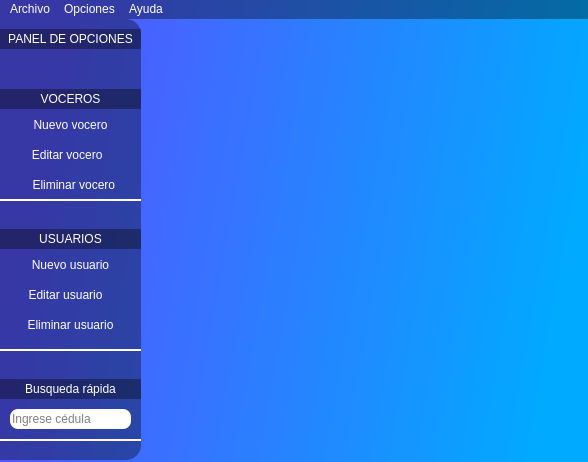
Before: the Qt Designer form VESOR/Ventana_inicial_menus.ui in JoseSierraVzl/Proyecto-VESOR, drawn with Qt 5.
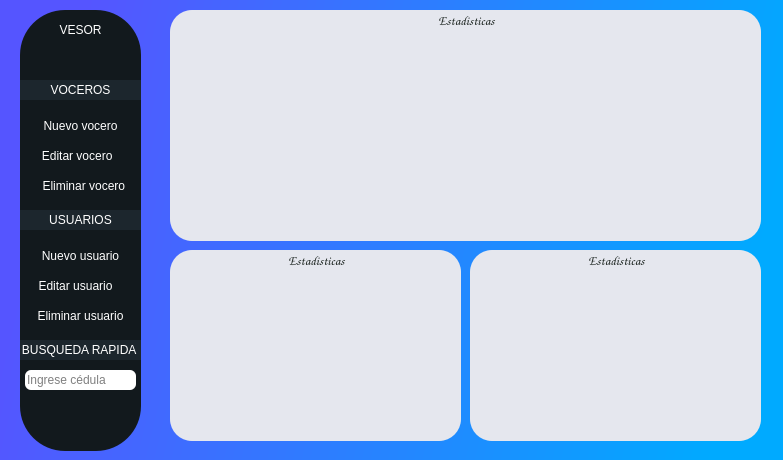
After: the same form once the commit is applied. Icons and pictures are not drawn.

Commit message: Arreglo y creacion de ventanas

The edit to the form file:
```diff
--- a/VESOR/Ventana_inicial_menus.ui
+++ b/VESOR/Ventana_inicial_menus.ui
@@ -6,8 +6,8 @@
    <rect>
     <x>0</x>
     <y>0</y>
-    <width>588</width>
-    <height>462</height>
+    <width>783</width>
+    <height>460</height>
    </rect>
   </property>
   <property name="maximumSize">
@@ -33,16 +33,17 @@
    <widget class="QFrame" name="frame">
     <property name="geometry">
      <rect>
-      <x>-20</x>
-      <y>0</y>
-      <width>161</width>
+      <x>20</x>
+      <y>10</y>
+      <width>121</width>
       <height>441</height>
      </rect>
     </property>
     <property name="styleSheet">
      <string notr="true">QFrame{
-background-color:qlineargradient(spread:pad, x1:0, y1:0, x2:1, y2:1, stop:0.176136 rgba(0, 0, 0, 90));
-border-radius: 15px
+
+background-color:#12191D;
+border-radius: 45px
 }</string>
     </property>
     <property name="frameShape">
@@ -54,9 +55,9 @@
     <widget class="QPushButton" name="buttonNewUser">
      <property name="geometry">
       <rect>
-       <x>20</x>
+       <x>0</x>
        <y>230</y>
-       <width>141</width>
+       <width>121</width>
        <height>31</height>
       </rect>
      </property>
@@ -92,9 +93,9 @@
     <widget class="QPushButton" name="buttonVoceroNew">
      <property name="geometry">
       <rect>
-       <x>20</x>
-       <y>90</y>
-       <width>141</width>
+       <x>0</x>
+       <y>100</y>
+       <width>121</width>
        <height>31</height>
       </rect>
      </property>
@@ -129,14 +130,20 @@
     <widget class="QLabel" name="label">
      <property name="geometry">
       <rect>
-       <x>20</x>
+       <x>0</x>
        <y>70</y>
-       <width>141</width>
+       <width>121</width>
        <height>20</height>
       </rect>
      </property>
      <property name="styleSheet">
-      <string notr="true">color:rgb(255, 255, 255)</string>
+      <string notr="true">QLabel{
+color:rgb(255, 255, 255);
+font: 9pt &quot;Comic Sans MS&quot;;
+
+background-color:#1C262D
+
+}</string>
      </property>
      <property name="text">
       <string>VOCEROS</string>
@@ -148,9 +155,9 @@
     <widget class="QPushButton" name="buttonVoceroEdit">
      <property name="geometry">
       <rect>
-       <x>10</x>
-       <y>120</y>
-       <width>151</width>
+       <x>-10</x>
+       <y>130</y>
+       <width>131</width>
        <height>31</height>
       </rect>
      </property>
@@ -186,9 +193,9 @@
     <widget class="QPushButton" name="buttonVoceroDelete">
      <property name="geometry">
       <rect>
-       <x>20</x>
-       <y>150</y>
-       <width>141</width>
+       <x>0</x>
+       <y>160</y>
+       <width>121</width>
        <height>31</height>
       </rect>
      </property>
@@ -221,33 +228,23 @@
       </size>
      </property>
     </widget>
-    <widget class="Line" name="line_2">
-     <property name="geometry">
-      <rect>
-       <x>20</x>
-       <y>180</y>
-       <width>141</width>
-       <height>2</height>
-      </rect>
-     </property>
-     <property name="styleSheet">
-      <string notr="true">background-color: rgb(255, 255, 255)</string>
-     </property>
-     <property name="orientation">
-      <enum>Qt::Horizontal</enum>
-     </property>
-    </widget>
     <widget class="QLabel" name="label_3">
      <property name="geometry">
       <rect>
-       <x>20</x>
-       <y>210</y>
-       <width>141</width>
+       <x>0</x>
+       <y>200</y>
+       <width>121</width>
        <height>20</height>
       </rect>
      </property>
      <property name="styleSheet">
-      <string notr="true">color:rgb(255, 255, 255)</string>
+      <string notr="true">QLabel{
+color:rgb(255, 255, 255);
+font: 9pt &quot;Comic Sans MS&quot;;
+
+background-color:#1C262D
+
+}</string>
      </property>
      <property name="text">
       <string>USUARIOS</string>
@@ -259,9 +256,9 @@
     <widget class="QPushButton" name="buttonEditUser">
      <property name="geometry">
       <rect>
-       <x>10</x>
+       <x>-10</x>
        <y>260</y>
-       <width>151</width>
+       <width>131</width>
        <height>31</height>
       </rect>
      </property>
@@ -297,9 +294,9 @@
     <widget class="QPushButton" name="buttonDeleteUser">
      <property name="geometry">
       <rect>
-       <x>20</x>
+       <x>0</x>
        <y>290</y>
-       <width>141</width>
+       <width>121</width>
        <height>31</height>
       </rect>
      </property>
@@ -332,36 +329,26 @@
       </size>
      </property>
     </widget>
-    <widget class="Line" name="line_4">
-     <property name="geometry">
-      <rect>
-       <x>20</x>
-       <y>330</y>
-       <width>141</width>
-       <height>2</height>
-      </rect>
-     </property>
-     <property name="styleSheet">
-      <string notr="true">background-color: rgb(255, 255, 255)</string>
-     </property>
-     <property name="orientation">
-      <enum>Qt::Horizontal</enum>
-     </property>
-    </widget>
     <widget class="QLabel" name="label_4">
      <property name="geometry">
       <rect>
-       <x>20</x>
-       <y>360</y>
-       <width>141</width>
+       <x>0</x>
+       <y>330</y>
+       <width>121</width>
        <height>20</height>
       </rect>
      </property>
      <property name="styleSheet">
-      <string notr="true">color:rgb(255, 255, 255)</string>
+      <string notr="true">QLabel{
+color:rgb(255, 255, 255);
+font: 8pt &quot;Comic Sans MS&quot;;
+
+background-color:#1C262D
+
+}</string>
      </property>
      <property name="text">
-      <string>Busqueda rápida</string>
+      <string>BUSQUEDA RAPIDA </string>
      </property>
      <property name="alignment">
       <set>Qt::AlignCenter</set>
@@ -370,130 +357,126 @@
     <widget class="QLineEdit" name="lineEditSearch">
      <property name="geometry">
       <rect>
-       <x>30</x>
-       <y>390</y>
-       <width>121</width>
+       <x>5</x>
+       <y>360</y>
+       <width>111</width>
        <height>20</height>
       </rect>
      </property>
      <property name="styleSheet">
-      <string notr="true">border-radius: 8px</string>
+      <string notr="true">QLineEdit{
+border-radius: 6px;
+
+}
+QLineEdit:hover{
+border:1px solid rgb(0, 170, 255);
+}</string>
      </property>
      <property name="placeholderText">
       <string>Ingrese cédula</string>
      </property>
     </widget>
-    <widget class="Line" name="line_6">
-     <property name="geometry">
-      <rect>
-       <x>20</x>
-       <y>420</y>
-       <width>141</width>
-       <height>2</height>
-      </rect>
-     </property>
-     <property name="styleSheet">
-      <string notr="true">background-color: rgb(255, 255, 255)</string>
-     </property>
-     <property name="orientation">
-      <enum>Qt::Horizontal</enum>
-     </property>
-    </widget>
-    <widget class="QFrame" name="frame_2">
-     <property name="geometry">
-      <rect>
-       <x>70</x>
-       <y>30</y>
-       <width>41</width>
-       <height>41</height>
-      </rect>
-     </property>
-     <property name="styleSheet">
-      <string notr="true">background-color: qlineargradient(spread:pad, x1:0, y1:0, x2:1, y2:1, stop:0 rgba(0, 0, 0, 0), stop:1 rgba(255, 255, 255, 0));
-border-image: url(Imagenes-iconos/Engranaje_blanco.png);
-</string>
-     </property>
-     <property name="frameShape">
-      <enum>QFrame::StyledPanel</enum>
-     </property>
-     <property name="frameShadow">
-      <enum>QFrame::Raised</enum>
-     </property>
-    </widget>
     <widget class="QLabel" name="label_2">
      <property name="geometry">
       <rect>
        <x>20</x>
        <y>10</y>
-       <width>141</width>
+       <width>81</width>
        <height>20</height>
       </rect>
      </property>
      <property name="styleSheet">
-      <string notr="true">color:rgb(255, 255, 255)</string>
+      <string notr="true">QLabel{
+color:rgb(255, 255, 255);
+font: 14pt &quot;Comic Sans MS&quot;;
+border-radius: 6px;
+background-color: qlineargradient(spread:pad, x1:0, y1:0, x2:1, y2:1, stop:0 rgba(0, 0, 0, 0));
+
+}</string>
      </property>
      <property name="text">
-      <string>PANEL DE OPCIONES</string>
+      <string>VESOR</string>
      </property>
      <property name="alignment">
       <set>Qt::AlignCenter</set>
      </property>
     </widget>
    </widget>
-  </widget>
-  <widget class="QMenuBar" name="menubar">
-   <property name="geometry">
-    <rect>
-     <x>0</x>
-     <y>0</y>
-     <width>588</width>
-     <height>21</height>
-    </rect>
-   </property>
-   <property name="styleSheet">
-    <string notr="true">QMenuBar{
-background-color:qlineargradient(spread:pad, x1:0, y1:0, x2:1, y2:1, stop:0.176136 rgba(0, 0, 0, 90));
-color: rgb(255,255,255);
-}
+   <widget class="QGroupBox" name="groupBox">
+    <property name="geometry">
+     <rect>
+      <x>170</x>
+      <y>10</y>
+      <width>591</width>
+      <height>231</height>
+     </rect>
+    </property>
+    <property name="styleSheet">
+     <string notr="true">QGroupBox{
+color:#1b231f;
+background-color: #E5E7EE;
+font: 75 10pt Comic Sans MS;
+border-radius: 22px;
 
-QMenu:hover{
-background:rgb(0, 170, 255);
-color:rgb(255, 255, 255);
-font-size: 12px;
 }</string>
-   </property>
-   <widget class="QMenu" name="menuArchivo">
-    <property name="styleSheet">
-     <string notr="true"/>
     </property>
     <property name="title">
-     <string>Archivo</string>
+     <string>Estadisticas</string>
     </property>
-    <addaction name="actionSave"/>
-    <addaction name="separator"/>
-    <addaction name="actionCerrar"/>
+    <property name="alignment">
+     <set>Qt::AlignCenter</set>
+    </property>
    </widget>
-   <widget class="QMenu" name="menuOptions">
+   <widget class="QGroupBox" name="groupBox_2">
+    <property name="geometry">
+     <rect>
+      <x>170</x>
+      <y>250</y>
+      <width>291</width>
+      <height>191</height>
+     </rect>
+    </property>
     <property name="styleSheet">
-     <string notr="true"/>
+     <string notr="true">QGroupBox{
+color:#1b231f;
+background-color: #E5E7EE;
+font: 75 10pt Comic Sans MS;
+border-radius: 22px;
+
+}</string>
     </property>
     <property name="title">
-     <string>Opciones</string>
+     <string>Estadisticas</string>
     </property>
+    <property name="alignment">
+     <set>Qt::AlignCenter</set>
+    </property>
    </widget>
-   <widget class="QMenu" name="menuAyuda">
+   <widget class="QGroupBox" name="groupBox_3">
+    <property name="geometry">
+     <rect>
+      <x>470</x>
+      <y>250</y>
+      <width>291</width>
+      <height>191</height>
+     </rect>
+    </property>
     <property name="styleSheet">
-     <string notr="true"/>
+     <string notr="true">QGroupBox{
+color:#1b231f;
+background-color: #E5E7EE;
+font: 75 10pt Comic Sans MS;
+border-radius: 22px;
+
+}</string>
     </property>
     <property name="title">
-     <string>Ayuda</string>
+     <string>Estadisticas</string>
     </property>
-    <addaction name="separator"/>
-    <addaction name="actionAcerca_de"/>
+    <property name="alignment">
+     <set>Qt::AlignCenter</set>
+    </property>
    </widget>
-   <addaction name="menuArchivo"/>
-   <addaction name="menuOptions"/>
-   <addaction name="menuAyuda"/>
   </widget>
   <action name="actionSave">
    <property name="text">
```
The commit also changes 8 other files.
